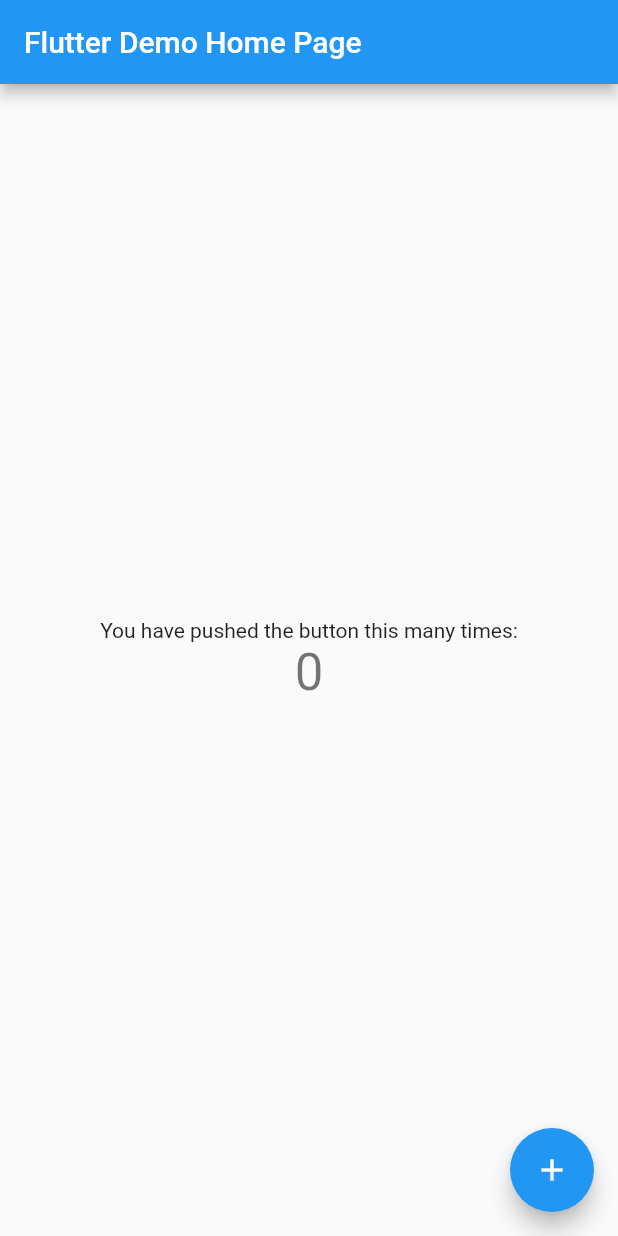
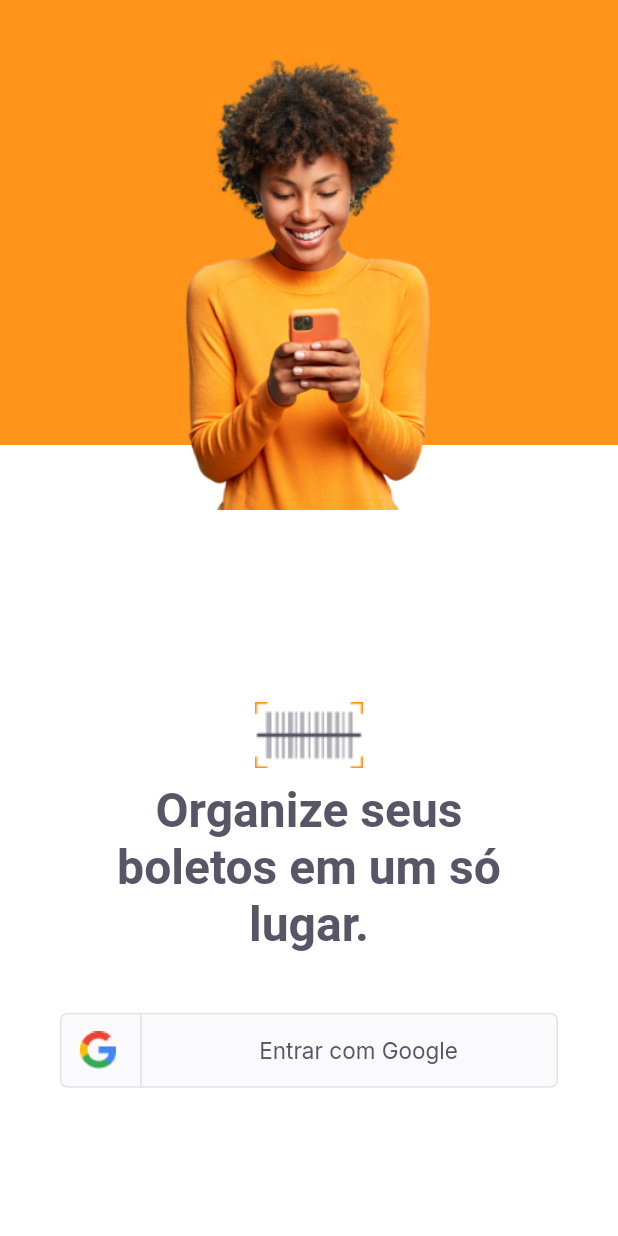
Before and after one commit to danielwaite6/PAY_FLOW, a Flutter app: the screen it shows after launch, on a phone screen of 412 x 824 dp. Run offline on Flutter 3.47's test engine with Material 2 defaults, Android fonts, the phone set to English and light mode, and no system bars; our stand-ins replace google_fonts.

Commit message:
first commit

```diff
--- a/lib/main.dart
+++ b/lib/main.dart
@@ -1,113 +1,24 @@
 import 'package:flutter/material.dart';
+//import 'package:payflow/modules/splash/splash_page.dart';
+import 'package:payflow/shared/themes/app_colors.dart';
+
+//import 'modules/home/home_page.dart';
+import 'modules/login/login_page.dart';
+//import 'modules/splash/splash_page.dart';
 
 void main() {
-  runApp(MyApp());
+  runApp(AppWidget());
 }
 
-class MyApp extends StatelessWidget {
-  // This widget is the root of your application.
+class AppWidget extends StatelessWidget {
   @override
   Widget build(BuildContext context) {
     return MaterialApp(
-      title: 'Flutter Demo',
+      title: 'PAY FLOW',
       theme: ThemeData(
-        // This is the theme of your application.
-        //
-        // Try running your application with "flutter run". You'll see the
-        // application has a blue toolbar. Then, without quitting the app, try
-        // changing the primarySwatch below to Colors.green and then invoke
-        // "hot reload" (press "r" in the console where you ran "flutter run",
-        // or simply save your changes to "hot reload" in a Flutter IDE).
-        // Notice that the counter didn't reset back to zero; the application
-        // is not restarted.
-        primarySwatch: Colors.blue,
+        primaryColor: AppColors.primary,
       ),
-      home: MyHomePage(title: 'Flutter Demo Home Page'),
+      home: LoginPage(),
     );
   }
 }
-
-class MyHomePage extends StatefulWidget {
-  MyHomePage({Key? key, this.title}) : super(key: key);
-
-  // This widget is the home page of your application. It is stateful, meaning
-  // that it has a State object (defined below) that contains fields that affect
-  // how it looks.
-
-  // This class is the configuration for the state. It holds the values (in this
-  // case the title) provided by the parent (in this case the App widget) and
-  // used by the build method of the State. Fields in a Widget subclass are
-  // always marked "final".
-
-  final String? title;
-
-  @override
-  _MyHomePageState createState() => _MyHomePageState();
-}
-
-class _MyHomePageState extends State<MyHomePage> {
-  int _counter = 0;
-
-  void _incrementCounter() {
-    setState(() {
-      // This call to setState tells the Flutter framework that something has
-      // changed in this State, which causes it to rerun the build method below
-      // so that the display can reflect the updated values. If we changed
-      // _counter without calling setState(), then the build method would not be
-      // called again, and so nothing would appear to happen.
-      _counter++;
-    });
-  }
-
-  @override
-  Widget build(BuildContext context) {
-    // This method is rerun every time setState is called, for instance as done
-    // by the _incrementCounter method above.
-    //
-    // The Flutter framework has been optimized to make rerunning build methods
-    // fast, so that you can just rebuild anything that needs updating rather
-    // than having to individually change instances of widgets.
-    return Scaffold(
-      appBar: AppBar(
-        // Here we take the value from the MyHomePage object that was created by
-        // the App.build method, and use it to set our appbar title.
-        title: Text(widget.title!),
-      ),
-      body: Center(
-        // Center is a layout widget. It takes a single child and positions it
-        // in the middle of the parent.
-        child: Column(
-          // Column is also a layout widget. It takes a list of children and
-          // arranges them vertically. By default, it sizes itself to fit its
-          // children horizontally, and tries to be as tall as its parent.
-          //
-          // Invoke "debug painting" (press "p" in the console, choose the
-          // "Toggle Debug Paint" action from the Flutter Inspector in Android
-          // Studio, or the "Toggle Debug Paint" command in Visual Studio Code)
-          // to see the wireframe for each widget.
-          //
-          // Column has various properties to control how it sizes itself and
-          // how it positions its children. Here we use mainAxisAlignment to
-          // center the children vertically; the main axis here is the vertical
-          // axis because Columns are vertical (the cross axis would be
-          // horizontal).
-          mainAxisAlignment: MainAxisAlignment.center,
-          children: <Widget>[
-            Text(
-              'You have pushed the button this many times:',
-            ),
-            Text(
-              '$_counter',
-              style: Theme.of(context).textTheme.headline4,
-            ),
-          ],
-        ),
-      ),
-      floatingActionButton: FloatingActionButton(
-        onPressed: _incrementCounter,
-        tooltip: 'Increment',
-        child: Icon(Icons.add),
-      ), // This trailing comma makes auto-formatting nicer for build methods.
-    );
-  }
-}
--- /dev/null
+++ b/lib/modules/home/home_page.dart
@@ -0,0 +1,14 @@
+import 'package:flutter/material.dart';
+
+class HomePage extends StatelessWidget {
+  const HomePage({Key? key}) : super(key: key);
+
+  @override
+  Widget build(BuildContext context) {
+    return Scaffold(
+      appBar: AppBar(
+        title: Text("Home Page"),
+      ),
+    );
+  }
+}
--- /dev/null
+++ b/lib/modules/login/login_page.dart
@@ -0,0 +1,75 @@
+import 'package:flutter/material.dart';
+import 'package:payflow/shared/themes/app_colors.dart';
+import 'package:payflow/shared/themes/app_images.dart';
+import 'package:payflow/shared/themes/app_text_styles.dart';
+import 'package:payflow/shared/widgets/social_login/social_login_button.dart';
+
+class LoginPage extends StatefulWidget {
+  const LoginPage({Key? key}) : super(key: key);
+
+  @override
+  _LoginPageState createState() => _LoginPageState();
+}
+
+class _LoginPageState extends State<LoginPage> {
+  @override
+  Widget build(BuildContext context) {
+    final size = MediaQuery.of(context).size;
+
+    return Scaffold(
+      backgroundColor: AppColors.background,
+      body: Container(
+        width: size.width,
+        height: size.height,
+        child: Stack(
+          children: [
+            Container(
+              width: size.width,
+              height: size.height * 0.36,
+              color: AppColors.primary,
+            ),
+            Positioned(
+              top: 40,
+              left: 0,
+              right: 0,
+              child: Image.asset(
+                AppImages.person,
+                width: 208,
+                height: 300,
+              ),
+            ),
+            Positioned(
+              bottom: size.height * 0.12,
+              left: 0,
+              right: 0,
+              child: Column(
+                mainAxisAlignment: MainAxisAlignment.center,
+                crossAxisAlignment: CrossAxisAlignment.center,
+                children: [
+                  Image.asset(AppImages.logomini),
+                  Padding(
+                    padding: const EdgeInsets.only(top: 9, left: 70, right: 70),
+                    child: Text(
+                      "Organize seus boletos em um só lugar.",
+                      style: AppTextStyles.titleHome,
+                      textAlign: TextAlign.center,
+                    ),
+                  ),
+                  Padding(
+                    padding:
+                        const EdgeInsets.only(left: 40, right: 40, top: 40),
+                    child: SocialLoginButton(
+                      onTap: () {
+                        print("Clicou");
+                      },
+                    ),
+                  ),
+                ],
+              ),
+            )
+          ],
+        ),
+      ),
+    );
+  }
+}
--- /dev/null
+++ b/lib/modules/splash/splash_page.dart
@@ -0,0 +1,20 @@
+import 'package:flutter/material.dart';
+import 'package:payflow/shared/themes/app_colors.dart';
+import 'package:payflow/shared/themes/app_images.dart';
+
+class SplashPage extends StatelessWidget {
+  const SplashPage({Key? key}) : super(key: key);
+
+  @override
+  Widget build(BuildContext context) {
+    return Scaffold(
+      backgroundColor: AppColors.background,
+      body: Stack(
+        children: [
+          Center(child: Image.asset(AppImages.union)),
+          Center(child: Image.asset(AppImages.logoFull)),
+        ],
+      ),
+    );
+  }
+}
--- /dev/null
+++ b/lib/shared/widgets/social_login/social_login_button.dart
@@ -0,0 +1,60 @@
+import 'package:flutter/material.dart';
+import 'package:payflow/shared/themes/app_colors.dart';
+import 'package:payflow/shared/themes/app_images.dart';
+import 'package:payflow/shared/themes/app_text_styles.dart';
+
+class SocialLoginButton extends StatelessWidget {
+  const SocialLoginButton({Key? key, required this.onTap}) : super(key: key);
+
+  final VoidCallback onTap;
+
+  @override
+  Widget build(BuildContext context) {
+    return InkWell(
+      onTap: onTap,
+      child: Container(
+        height: 50,
+        decoration: BoxDecoration(
+          color: AppColors.shape,
+          borderRadius: BorderRadius.circular(5),
+          border: Border.fromBorderSide(
+            BorderSide(color: AppColors.stroke),
+          ),
+        ),
+        child: Row(
+          children: [
+            Expanded(
+              flex: 1,
+              child: Row(
+                mainAxisAlignment: MainAxisAlignment.center,
+                children: [
+                  Image.asset(AppImages.google),
+                  SizedBox(
+                    width: 16,
+                  ),
+                  Container(
+                    height: 56,
+                    width: 1,
+                    color: AppColors.stroke,
+                  )
+                ],
+              ),
+            ),
+            Expanded(
+              flex: 4,
+              child: Row(
+                mainAxisAlignment: MainAxisAlignment.center,
+                children: [
+                  Text(
+                    "Entrar com Google",
+                    style: AppTextStyles.buttonGray,
+                  ),
+                ],
+              ),
+            ),
+          ],
+        ),
+      ),
+    );
+  }
+}
```
Also changed, not shown: 1 other file.
